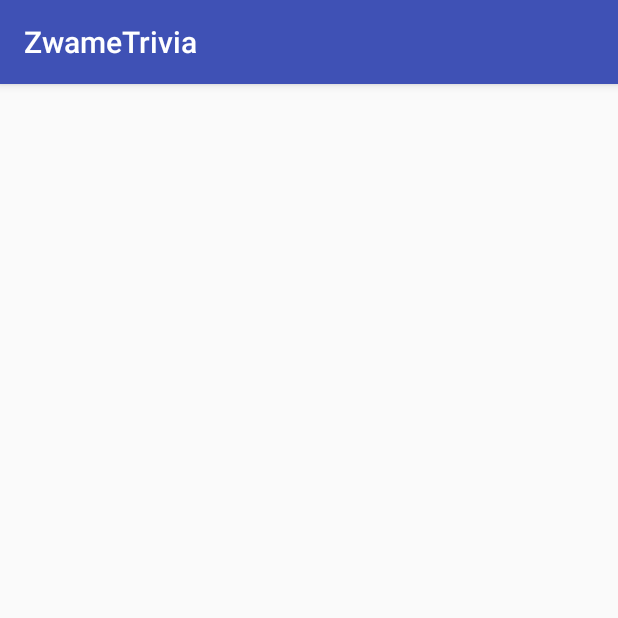
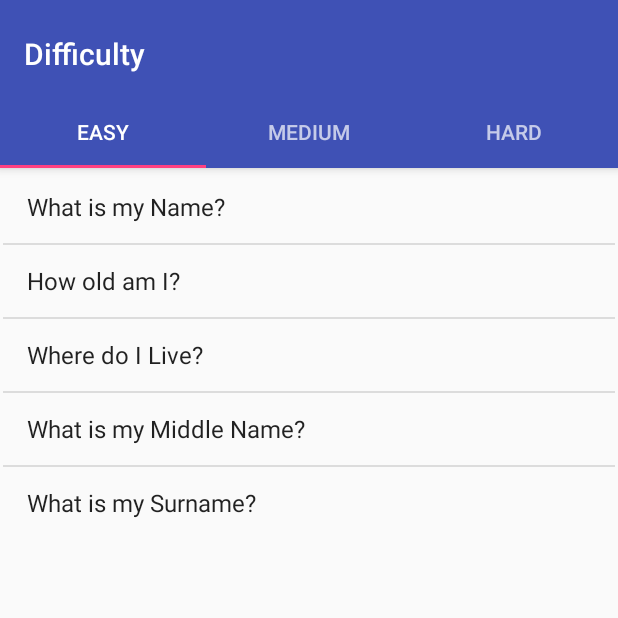
Before and after one commit to ZwameDevelopment/trivia-android, an Android app: the QuestionActivity screen opened directly, with no data from a screen before it, on a phone screen of 412 x 824 dp, the top half of it. Run offline under Robolectric (Android 15) with nearby library versions, the phone set to English and light mode, and no system bars.

Commit message:
Tabs Tabs Tabs

```diff
--- a/app/build.gradle
+++ b/app/build.gradle
@@ -23,4 +23,5 @@ dependencies {
     compile fileTree(dir: 'libs', include: ['*.jar'])
     testCompile 'junit:junit:4.12'
     compile 'com.android.support:appcompat-v7:23.1.0'
+    compile 'com.android.support:design:23.1.0'
 }
--- a/app/src/main/AndroidManifest.xml
+++ b/app/src/main/AndroidManifest.xml
@@ -15,9 +15,12 @@
                 <category android:name="android.intent.category.LAUNCHER" />
             </intent-filter>
         </activity>
-        <activity android:name=".auth.RegisterActivity"></activity>
-        <activity android:name=".MainActivity"></activity>
-        <activity android:name=".QuestionActivity"></activity>
+        <activity android:name=".auth.RegisterActivity" />
+        <activity android:name=".MainActivity" />
+        <activity
+            android:name=".QuestionActivity"
+            android:label="@string/title_activity_question"
+            android:theme="@style/AppTheme.NoActionBar"></activity>
     </application>
 
 </manifest>
--- a/app/src/main/java/pt/zwame/trivia/MainActivity.java
+++ b/app/src/main/java/pt/zwame/trivia/MainActivity.java
@@ -29,7 +29,7 @@ public class MainActivity extends AppCompatActivity {
                 String item = ((TextView)view).getText().toString();
 
                 Intent cIntent = new Intent(MainActivity.this, QuestionActivity.class);
-                    cIntent.putExtra("name", item);
+                    //cIntent.putExtra("name", item);
                 startActivity(cIntent);
             }
         });
--- a/app/src/main/java/pt/zwame/trivia/QuestionActivity.java
+++ b/app/src/main/java/pt/zwame/trivia/QuestionActivity.java
@@ -1,17 +1,67 @@
 package pt.zwame.trivia;
 
+import android.support.design.widget.TabLayout;
 import android.support.v7.app.AppCompatActivity;
+import android.support.v7.widget.Toolbar;
+
+import android.support.v4.app.Fragment;
+import android.support.v4.app.FragmentManager;
+import android.support.v4.app.FragmentPagerAdapter;
+import android.support.v4.view.ViewPager;
 import android.os.Bundle;
-import android.widget.TextView;
+
+import pt.zwame.trivia.fragment.QuestionFragment;
 
 public class QuestionActivity extends AppCompatActivity {
+
+    private SectionsPagerAdapter mSectionsPagerAdapter;
+    private ViewPager mViewPager;
 
     @Override
     protected void onCreate(Bundle savedInstanceState) {
         super.onCreate(savedInstanceState);
         setContentView(R.layout.activity_question);
 
-        TextView catName = (TextView)findViewById(R.id.lbl_catName);
-            catName.setText(this.getIntent().getStringExtra("name"));
+        Toolbar toolbar = (Toolbar) findViewById(R.id.toolbar);
+        setSupportActionBar(toolbar);
+
+        mSectionsPagerAdapter = new SectionsPagerAdapter(getSupportFragmentManager());
+        mViewPager = (ViewPager) findViewById(R.id.container);
+        mViewPager.setAdapter(mSectionsPagerAdapter);
+
+        TabLayout tabLayout = (TabLayout) findViewById(R.id.tabs);
+            tabLayout.setupWithViewPager(mViewPager);
+    }
+
+    public class SectionsPagerAdapter extends FragmentPagerAdapter {
+        public SectionsPagerAdapter(FragmentManager fm) {
+            super(fm);
+        }
+
+        @Override
+        public Fragment getItem(int position) {
+            Fragment fragment = new QuestionFragment();
+
+            Bundle args = new Bundle();
+                args.putInt(QuestionFragment.ARG_OBJECT, position);
+
+            fragment.setArguments(args);
+            return fragment;
+        }
+
+        @Override
+        public int getCount() {
+            return 3;
+        }
+
+        @Override
+        public CharSequence getPageTitle(int position) {
+            switch (position) {
+                case 0: return "EASY";
+                case 1: return "MEDIUM";
+                case 2: return "HARD";
+            }
+            return null;
+        }
     }
 }
--- /dev/null
+++ b/app/src/main/java/pt/zwame/trivia/fragment/QuestionFragment.java
@@ -0,0 +1,45 @@
+package pt.zwame.trivia.fragment;
+
+import android.os.Bundle;
+import android.support.v4.app.Fragment;
+import android.view.LayoutInflater;
+import android.view.View;
+import android.view.ViewGroup;
+import android.widget.ArrayAdapter;
+import android.widget.ListView;
+
+import pt.zwame.trivia.R;
+
+public class QuestionFragment extends Fragment {
+
+    public static final String ARG_OBJECT = "object";
+
+    String[] easyArray = {"What is my Name?", "How old am I?", "Where do I Live?", "What is my Middle Name?", "What is my Surname?"};
+    String[] mediumArray = {"What color is the Sky?", "What is your Favorite Color?", "What time is it?", "Do you believe in God?"};
+    String[] hardArray = {"What day is Today?", "Do you own a Car?", "Where do you Work?", "Do you have Facebook?", "Do you have a Cat?"};
+
+    public QuestionFragment() {
+    }
+
+    @Override
+    public View onCreateView(LayoutInflater inflater, ViewGroup container, Bundle savedInstanceState) {
+        View view = inflater.inflate(R.layout.fragment_question, container, false);
+
+        Bundle args = getArguments();
+        int difficulty = args.getInt(ARG_OBJECT);
+
+        ArrayAdapter<String> adapter = null;
+        if(difficulty == 0) {
+            adapter = new ArrayAdapter<String>(container.getContext(), android.R.layout.simple_list_item_1, easyArray);
+        } else if(difficulty == 1) {
+            adapter = new ArrayAdapter<String>(container.getContext(), android.R.layout.simple_list_item_1, mediumArray);
+        } else if(difficulty == 2) {
+            adapter = new ArrayAdapter<String>(container.getContext(), android.R.layout.simple_list_item_1, hardArray);
+        }
+
+        ListView questionList = (ListView)view.findViewById(R.id.list_questions);
+            questionList.setAdapter(adapter);
+
+        return view;
+    }
+}
--- a/app/src/main/res/layout/activity_main.xml
+++ b/app/src/main/res/layout/activity_main.xml
@@ -17,16 +17,11 @@
         android:layout_centerHorizontal="true"
         android:textSize="52sp" />
 
-    <LinearLayout
-        android:orientation="vertical"
+    <ListView
         android:layout_width="match_parent"
         android:layout_height="match_parent"
-        android:layout_below="@+id/lbl_main">
+        android:id="@+id/list_categories"
+        android:layout_gravity="center_horizontal"
+        android:layout_below="@+id/lbl_main" />
 
-        <ListView
-            android:layout_width="match_parent"
-            android:layout_height="match_parent"
-            android:id="@+id/list_categories"
-            android:layout_gravity="center_horizontal" />
-    </LinearLayout>
 </RelativeLayout>
--- a/app/src/main/res/layout/activity_question.xml
+++ b/app/src/main/res/layout/activity_question.xml
@@ -1,21 +1,41 @@
 <?xml version="1.0" encoding="utf-8"?>
-<RelativeLayout xmlns:android="http://schemas.android.com/apk/res/android"
+<android.support.design.widget.CoordinatorLayout xmlns:android="http://schemas.android.com/apk/res/android"
+    xmlns:app="http://schemas.android.com/apk/res-auto"
     xmlns:tools="http://schemas.android.com/tools"
+    android:id="@+id/main_content"
     android:layout_width="match_parent"
     android:layout_height="match_parent"
-    android:paddingBottom="@dimen/activity_vertical_margin"
-    android:paddingLeft="@dimen/activity_horizontal_margin"
-    android:paddingRight="@dimen/activity_horizontal_margin"
-    android:paddingTop="@dimen/activity_vertical_margin"
+    android:fitsSystemWindows="true"
     tools:context="pt.zwame.trivia.QuestionActivity">
 
-    <TextView
-        android:layout_width="wrap_content"
+    <android.support.design.widget.AppBarLayout
+        android:id="@+id/appbar"
+        android:layout_width="match_parent"
         android:layout_height="wrap_content"
-        android:textAppearance="?android:attr/textAppearanceLarge"
-        android:text="Large Text"
-        android:id="@+id/lbl_catName"
-        android:layout_alignParentTop="true"
-        android:layout_centerHorizontal="true" />
+        android:paddingTop="@dimen/appbar_padding_top"
+        android:theme="@style/AppTheme.AppBarOverlay">
 
-</RelativeLayout>
+        <android.support.v7.widget.Toolbar
+            android:id="@+id/toolbar"
+            android:layout_width="match_parent"
+            android:layout_height="?attr/actionBarSize"
+            android:background="?attr/colorPrimary"
+            app:layout_scrollFlags="scroll|enterAlways"
+            app:popupTheme="@style/AppTheme.PopupOverlay">
+
+        </android.support.v7.widget.Toolbar>
+
+        <android.support.design.widget.TabLayout
+            android:id="@+id/tabs"
+            android:layout_width="match_parent"
+            android:layout_height="wrap_content" />
+
+    </android.support.design.widget.AppBarLayout>
+
+    <android.support.v4.view.ViewPager
+        android:id="@+id/container"
+        android:layout_width="match_parent"
+        android:layout_height="match_parent"
+        app:layout_behavior="@string/appbar_scrolling_view_behavior" />
+
+</android.support.design.widget.CoordinatorLayout>
--- /dev/null
+++ b/app/src/main/res/layout/fragment_question.xml
@@ -0,0 +1,17 @@
+<RelativeLayout xmlns:android="http://schemas.android.com/apk/res/android"
+    xmlns:tools="http://schemas.android.com/tools"
+    android:layout_width="match_parent"
+    android:layout_height="match_parent"
+    android:paddingBottom="@dimen/activity_vertical_margin"
+    android:paddingLeft="@dimen/activity_horizontal_margin"
+    android:paddingRight="@dimen/activity_horizontal_margin"
+    android:paddingTop="@dimen/activity_vertical_margin"
+    tools:context="pt.zwame.trivia.QuestionActivity$PlaceholderFragment">
+
+    <ListView
+        android:layout_width="wrap_content"
+        android:layout_height="wrap_content"
+        android:id="@+id/list_questions"
+        android:layout_alignParentTop="true"
+        android:layout_centerHorizontal="true" />
+</RelativeLayout>
--- /dev/null
+++ b/app/src/main/res/menu/menu_question.xml
@@ -0,0 +1,10 @@
+<menu xmlns:android="http://schemas.android.com/apk/res/android"
+    xmlns:app="http://schemas.android.com/apk/res-auto"
+    xmlns:tools="http://schemas.android.com/tools"
+    tools:context="pt.zwame.trivia.QuestionActivity">
+    <item
+        android:id="@+id/action_settings"
+        android:orderInCategory="100"
+        android:title="@string/action_settings"
+        app:showAsAction="never" />
+</menu>
--- /dev/null
+++ b/app/src/main/res/values-v21/styles.xml
@@ -0,0 +1,9 @@
+<resources>>
+
+    <style name="AppTheme.NoActionBar">
+        <item name="windowActionBar">false</item>
+        <item name="windowNoTitle">true</item>
+        <item name="android:windowDrawsSystemBarBackgrounds">true</item>
+        <item name="android:statusBarColor">@android:color/transparent</item>
+    </style>
+</resources>
--- a/app/src/main/res/values/dimens.xml
+++ b/app/src/main/res/values/dimens.xml
@@ -2,4 +2,6 @@
     <!-- Default screen margins, per the Android Design guidelines. -->
     <dimen name="activity_horizontal_margin">2dp</dimen>
     <dimen name="activity_vertical_margin">2dp</dimen>
+    <dimen name="fab_margin">16dp</dimen>
+    <dimen name="appbar_padding_top">8dp</dimen>
 </resources>
--- a/app/src/main/res/values/strings.xml
+++ b/app/src/main/res/values/strings.xml
@@ -1,3 +1,6 @@
 <resources>
     <string name="app_name">ZwameTrivia</string>
+    <string name="title_activity_question">Difficulty</string>
+    <string name="action_settings">Settings</string>
+    <string name="section_format">Hello World from section: %1$d</string>
 </resources>
--- a/app/src/main/res/values/styles.xml
+++ b/app/src/main/res/values/styles.xml
@@ -8,4 +8,13 @@
         <item name="colorAccent">@color/colorAccent</item>
     </style>
 
+    <style name="AppTheme.NoActionBar">
+        <item name="windowActionBar">false</item>
+        <item name="windowNoTitle">true</item>
+    </style>
+
+    <style name="AppTheme.AppBarOverlay" parent="ThemeOverlay.AppCompat.Dark.ActionBar" />
+
+    <style name="AppTheme.PopupOverlay" parent="ThemeOverlay.AppCompat.Light" />
+
 </resources>
```
